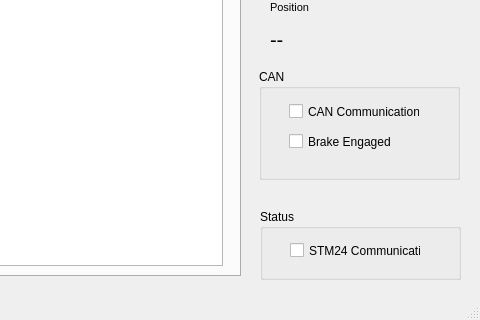
Before: the Qt Designer form Noise/gui.ui in bensoni/GHSP_Fixture, drawn with Qt 5; both pictures show x 230 to 710 and y 390 to 710 of the 710 by 710 pixel window.
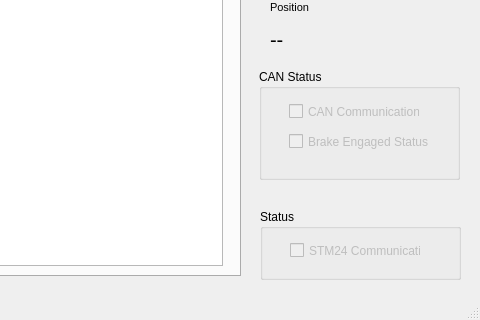
After: the same form once the commit is applied.

Commit message:
Updated GUI and CAN logger
-Changed check boxes to disabled so they won't be checked by the user

-Added functionality for Brake Engaged Status & CAN communication status

-Fixed issue with bitrate being set

Diff of the .ui file:
```diff
--- a/Noise/gui.ui
+++ b/Noise/gui.ui
@@ -241,6 +241,9 @@
        <height>17</height>
       </rect>
      </property>
+	 <property name="enabled">
+      <bool>false</bool>
+	 </property>
      <property name="text">
       <string>STM24 Communication</string>
      </property>
@@ -324,7 +327,7 @@
      </rect>
     </property>
     <property name="title">
-     <string>CAN</string>
+     <string>CAN Status</string>
     </property>
     <widget class="QCheckBox" name="canCom_checkBox">
      <property name="geometry">
@@ -335,6 +338,9 @@
        <height>17</height>
       </rect>
      </property>
+	 <property name="enabled">
+      <bool>false</bool>
+     </property>
      <property name="text">
       <string>CAN Communication</string>
      </property>
@@ -347,12 +353,15 @@
       <rect>
        <x>30</x>
        <y>64</y>
-       <width>111</width>
+       <width>140</width>
        <height>17</height>
       </rect>
      </property>
+	 <property name="enabled">
+      <bool>false</bool>
+     </property>
      <property name="text">
-      <string>Brake Engaged</string>
+      <string>Brake Engaged Status</string>
      </property>
     </widget>
    </widget>
```
The commit also changes 2 other files.
